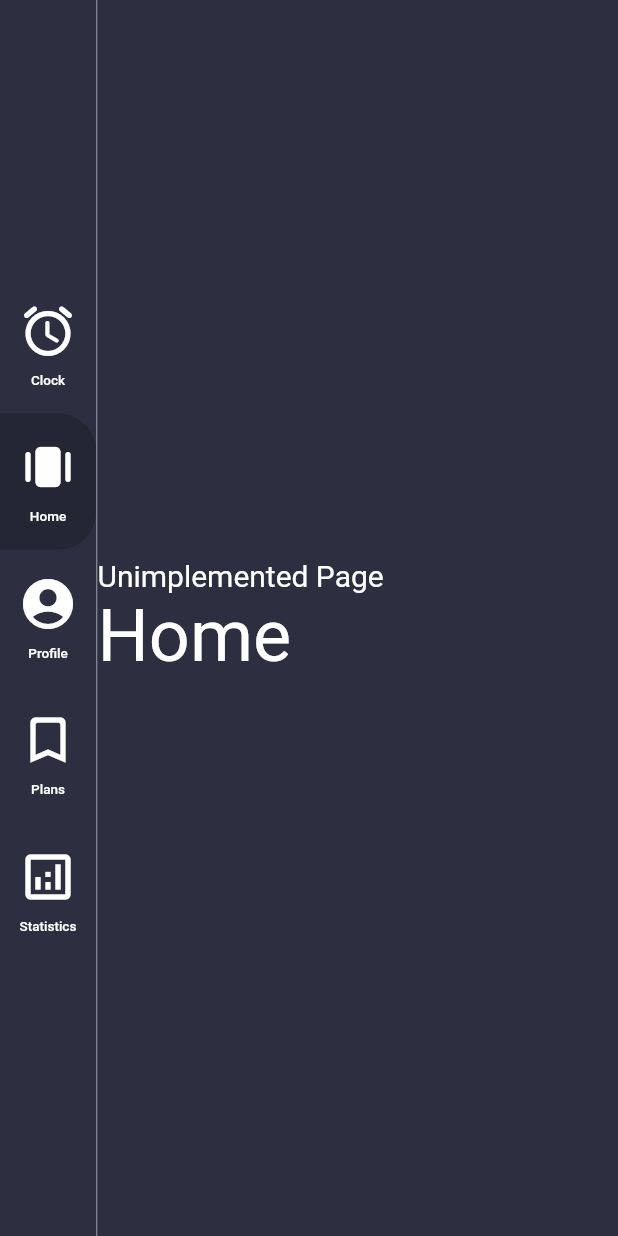
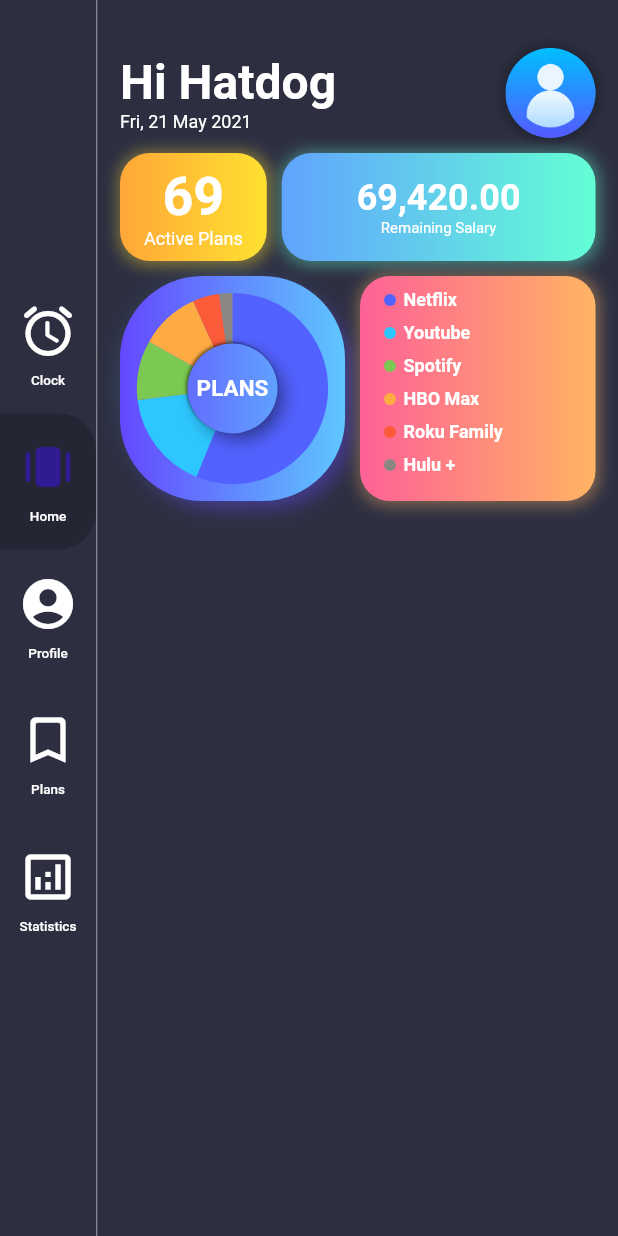
Before and after one commit to EadrianBasila/Sapienta-Flutter, a Flutter app: the screen it shows after launch, after a tap on "Home", on a phone screen of 412 x 824 dp. Run offline on Flutter 3.47's test engine with Material 2 defaults, Android fonts, the phone set to English and light mode, and no system bars; our stand-ins replace flutter_local_notifications, image_picker, sqflite; accounts and stored records are empty.

Commit message:
Dashboard Pie Graph

```diff
--- /dev/null
+++ b/lib/neumorphic_expenses/categories_row.dart
@@ -0,0 +1,55 @@
+import 'package:clock_app/neumorphic_expenses/pie_chart.dart';
+import 'package:flutter/material.dart';
+
+class CategoriesRow extends StatelessWidget {
+  const CategoriesRow({
+    Key key,
+  }) : super(key: key);
+
+  @override
+  Widget build(BuildContext context) {
+    return Expanded(
+        flex: 3,
+        child: Column(
+          mainAxisAlignment: MainAxisAlignment.center,
+          children: <Widget>[
+            for (var category in kCategories)
+              ExpenseCategory(
+                  text: category.name, index: kCategories.indexOf(category))
+          ],
+        ));
+  }
+}
+
+class ExpenseCategory extends StatelessWidget {
+  const ExpenseCategory({
+    Key key,
+    @required this.index,
+    @required this.text,
+  }) : super(key: key);
+
+  final int index;
+  final String text;
+
+  @override
+  Widget build(BuildContext context) {
+    return Padding(
+      padding: const EdgeInsets.only(bottom: 8.0),
+      child: Row(
+        children: <Widget>[
+          Container(
+            width: 8,
+            height: 8,
+            decoration: BoxDecoration(
+              shape: BoxShape.circle,
+              color:
+                  kNeumorphicColors.elementAt(index % kNeumorphicColors.length),
+            ),
+          ),
+          SizedBox(width: 5),
+          Text(text, style: TextStyle(fontSize: 12, color: Colors.white, fontWeight: FontWeight.bold),)
+        ],
+      ),
+    );
+  }
+}
--- /dev/null
+++ b/lib/neumorphic_expenses/monthly_expenses_view.dart
@@ -0,0 +1,38 @@
+import 'package:clock_app/neumorphic_expenses/categories_row.dart';
+import 'package:clock_app/neumorphic_expenses/pie_chart_view.dart';
+import 'package:flutter/material.dart';
+
+class MonthlyExpensesView extends StatefulWidget {
+  @override
+  _MonthlyExpensesViewState createState() => _MonthlyExpensesViewState();
+}
+
+class _MonthlyExpensesViewState extends State<MonthlyExpensesView> {
+  @override
+  Widget build(BuildContext context) {
+    final height = MediaQuery.of(context).size.height;
+    return Scaffold(
+      body: SafeArea(
+          child: Column(
+        children: <Widget>[
+          SizedBox(
+            height: height,
+            child: Padding(
+              padding: EdgeInsets.symmetric(horizontal: 15, vertical: 32),
+              child: Column(
+                crossAxisAlignment: CrossAxisAlignment.start,
+                children: <Widget>[
+                  Expanded(child: Column(
+                    children: <Widget>[
+                      PieChartView(),
+                    ],
+                  )),
+                ],
+              ),
+            ),
+          )
+        ],
+      )),
+    );
+  }
+}
--- /dev/null
+++ b/lib/neumorphic_expenses/pie_chart.dart
@@ -0,0 +1,67 @@
+
+
+import 'package:flutter/material.dart';
+import 'dart:math';
+
+class PieChart extends CustomPainter {
+  PieChart({@required this.categories, @required this.width});
+  final List<Category> categories;
+  final double width;
+
+  @override
+  void paint(Canvas canvas, Size size) {
+    Offset center = Offset(size.width / 2, size.height / 2);
+    double radius = min(size.width / 2, size.height / 2);
+
+    var paint = Paint()
+      ..style = PaintingStyle.stroke
+      ..strokeWidth = width / 2;
+
+    double total = 0;
+    categories.forEach((expense) => total += expense.amount);
+
+    double startRadian = -pi /2;
+
+    for (var index = 0; index < categories.length; index++) {
+      final currentCategory = categories.elementAt(index);
+      final sweepRadian = currentCategory.amount / total * 2 * pi;
+      paint.color = kNeumorphicColors.elementAt(index % categories.length);
+      canvas.drawArc(
+        Rect.fromCircle(center: center, radius:radius),
+        startRadian,sweepRadian,false,paint,
+      );
+      startRadian += sweepRadian;
+    }
+  }
+
+  @override
+  shouldRepaint(CustomPainter oldDelegate) => true;
+}
+
+class Category {
+  Category(this.name, {@required this.amount});
+  final String name;
+  final double amount;
+}
+
+final kCategories = [
+  Category('Netflix', amount: 500.00),
+  Category('Youtube', amount: 150.00),
+  Category('Spotify', amount: 90.00),
+  Category('HBO Max', amount: 90.00),
+  Category('Roku Family', amount: 40.00),
+  Category('Hulu +', amount: 20.00),
+];
+
+final kNeumorphicColors = [
+  Color.fromRGBO(82, 98, 255, 1),
+  Color.fromRGBO(46, 198, 255, 1),
+  Color.fromRGBO(123, 201, 82, 1),
+  Color.fromRGBO(255, 171, 67, 1),
+  Color.fromRGBO(252, 91, 57, 1),
+  Color.fromRGBO(139, 135, 130, 1),
+  Color.fromRGBO(255, 0, 255, 1),
+  Color.fromRGBO(128, 255, 0, 1),
+  Color.fromRGBO(0, 255, 255, 1),
+  Color.fromRGBO(255, 191, 0, 1),
+];
--- /dev/null
+++ b/lib/neumorphic_expenses/pie_chart_view.dart
@@ -0,0 +1,83 @@
+import 'package:clock_app/neumorphic_expenses/pie_chart.dart';
+import 'package:flutter/material.dart';
+import 'package:clock_app/constants/theme_data.dart';
+
+class PieChartView extends StatelessWidget {
+  const PieChartView({
+    Key key,
+  }) : super(key: key);
+
+  @override
+  Widget build(BuildContext context) {
+    return Expanded(
+    flex:4,
+    child: LayoutBuilder(
+      builder: (context,constraint)=> Container(
+        decoration: BoxDecoration(
+          gradient: LinearGradient(
+                            colors: GradientColors.sky,
+                            begin: Alignment.centerLeft,
+                            end: Alignment.centerRight,
+                          ),
+          borderRadius: BorderRadius.all(Radius.circular(55)),
+          boxShadow: [BoxShadow(
+            spreadRadius: -10,
+            blurRadius: 17,
+            offset: Offset(-2,-2),
+            color: GradientColors.sky.last.withOpacity(0.4),
+          ),
+          BoxShadow(
+            spreadRadius: -2,
+            blurRadius: 10,
+            offset: Offset(7,7),
+            color: GradientColors.sky.first.withOpacity(0.4),
+          ),
+          ],
+        ),
+      child: Stack(
+        children: [
+          Center(
+            child: SizedBox(
+              width: constraint.maxWidth* 0.6,
+              child: CustomPaint(
+                child: Center(),
+                foregroundPainter: PieChart(
+                  width: constraint.maxWidth*0.5,
+                  categories: kCategories,
+                ),
+              ),
+            ),
+          ),
+          Center(
+            child: Container(
+              height: constraint.maxWidth * 0.4,
+              decoration: BoxDecoration(
+               gradient: LinearGradient(
+                            colors: GradientColors.sky,
+                            begin: Alignment.centerLeft,
+                            end: Alignment.centerRight,
+                          ),
+              shape: BoxShape.circle,
+              boxShadow: [BoxShadow(
+                blurRadius: 1,
+                offset: Offset(-1,-1),
+                color: Colors.black.withOpacity(0.5),
+              ),
+              BoxShadow(
+                spreadRadius: -2,
+                blurRadius: 10,
+                offset: Offset(5,5),
+                color: Colors.black.withOpacity(0.5),
+              ),
+            ],
+          ),
+            child: Center(
+              child: Text('PLANS', style: TextStyle(fontSize: 15, fontWeight: FontWeight.bold, color: Colors.white),)
+            ),
+          ),)
+        ],
+      ),
+      ),
+    ));
+  }
+}
--- a/lib/views/alarm_page.dart
+++ b/lib/views/alarm_page.dart
@@ -53,7 +53,7 @@ class _AlarmPageState extends State<AlarmPage> {
   @override
   Widget build(BuildContext context) {
     return Container(
-      padding: EdgeInsets.symmetric(horizontal: 32, vertical: 64),
+      padding: EdgeInsets.symmetric(horizontal: 20, vertical: 64),
       child: Column(
         crossAxisAlignment: CrossAxisAlignment.start,
         children: <Widget>[
@@ -80,7 +80,7 @@ class _AlarmPageState extends State<AlarmPage> {
                       var gradientColor = GradientTemplate
                           .gradientTemplate[alarm.gradientColorIndex].colors;
                       return Container(
-                        margin: const EdgeInsets.only(bottom: 32),
+                        margin: const EdgeInsets.only(bottom: 16),
                         padding: const EdgeInsets.symmetric(
                             horizontal: 16, vertical: 8),
                         decoration: BoxDecoration(
@@ -116,7 +116,7 @@ class _AlarmPageState extends State<AlarmPage> {
                                     Text(
                                       alarm.title,
                                       style: TextStyle(
-                                        color: Colors.white,
+                                        color: Colors.white, fontSize: 18
                                       ),
                                     )
                                   ],
@@ -134,7 +134,7 @@ class _AlarmPageState extends State<AlarmPage> {
                                   planTitle,
                                   style: TextStyle(
                                       color: Colors.white,
-                                      fontSize: 14,
+                                      fontSize: 20,
                                       fontWeight: FontWeight.bold),
                                 ),
                                 SizedBox(
@@ -143,7 +143,7 @@ class _AlarmPageState extends State<AlarmPage> {
                                 Text(
                                   'Cost: $planCost',
                                   style: TextStyle(
-                                      color: Colors.white, fontSize: 14),
+                                      color: Colors.white, fontSize: 18),
                                 ),
                               ],
                             ),
@@ -154,7 +154,7 @@ class _AlarmPageState extends State<AlarmPage> {
                                   alarmTime,
                                   style: TextStyle(
                                       color: Colors.white,
-                                      fontSize: 12,
+                                      fontSize: 16,
                                       fontWeight: FontWeight.w700),
                                 ),
                                 IconButton(
@@ -173,7 +173,14 @@ class _AlarmPageState extends State<AlarmPage> {
                         Container(
                           width: double.infinity,
                           decoration: BoxDecoration(
-                            color: CustomColors.clockBG,
+                            boxShadow: [
+                              BoxShadow(
+                                color: CustomColors.menuBackgroundColor.withOpacity(0.9),
+                                blurRadius: 8,
+                                spreadRadius: 4,
+                              ),
+                            ],
+                            color: CustomColors.menuBackgroundColor,
                             borderRadius: BorderRadius.all(Radius.circular(25)),
                           ),
                           child: TextButton(
--- /dev/null
+++ b/lib/views/dash_page.dart
@@ -0,0 +1,204 @@
+import 'dart:io';
+import 'package:clock_app/constants/theme_data.dart';
+import 'package:clock_app/neumorphic_expenses/categories_row.dart';
+import 'package:clock_app/neumorphic_expenses/pie_chart_view.dart';
+import 'package:flutter/material.dart';
+import 'package:intl/intl.dart';
+import 'package:image_picker/image_picker.dart';
+
+class DashPage extends StatefulWidget {
+  @override
+  _DashPageState createState() => _DashPageState();
+}
+
+class _DashPageState extends State<DashPage> {
+  String _planCounts;
+  String _userSalary = '69,420.00';
+  String _userName = 'Hatdog';
+  PickedFile _imageFile;
+
+
+
+
+  @override
+  Widget build(BuildContext context) {
+  var now = DateTime.now();
+  final height = MediaQuery.of(context).size.height;
+  var formattedDate = DateFormat('EEE, d MMM yyyy').format(now);
+    return Container(
+      padding: EdgeInsets.symmetric(horizontal: 15, vertical: 32),
+      child: ListView(
+        children:<Widget> [
+            Row(
+              mainAxisAlignment: MainAxisAlignment.spaceBetween,
+              children: <Widget>[
+                Column(
+                  crossAxisAlignment: CrossAxisAlignment.start,
+                  children: <Widget>[
+                    Text(
+                      'Hi $_userName',
+                      style: TextStyle(
+                          fontWeight: FontWeight.bold,
+                          color: CustomColors.primaryTextColor,
+                          fontSize: 32),
+                    ),
+                    Text(
+                      '$formattedDate',
+                      style: TextStyle(
+                          fontWeight: FontWeight.normal,
+                          color: CustomColors.primaryTextColor,
+                          fontSize: 12),
+                    ),
+                  ],
+                ),
+                Container(
+                  decoration: BoxDecoration(
+                    color: CustomColors.menuBackgroundColor,
+                    shape: BoxShape.circle,
+                    boxShadow: [
+                      BoxShadow(
+                        color: CustomColors.menuBackgroundColor,
+                        blurRadius: 4,
+                        spreadRadius: 4,
+                      ),
+                    ],
+                  ),
+                  child: CircleAvatar(
+                    radius: 30.0,
+                    backgroundImage: _imageFile == null
+                        ? AssetImage('images/profile-default.png')
+                        : FileImage(File(_imageFile.path)),
+                  ),
+                ),
+              ],
+            ),
+            SizedBox(height: 10,), ////////////====================/////////////////
+            IntrinsicHeight(
+              child: Row(
+                mainAxisAlignment: MainAxisAlignment.spaceBetween,
+                crossAxisAlignment: CrossAxisAlignment.stretch,
+                children: <Widget>[
+                   Container(
+                      padding: const EdgeInsets.symmetric(
+                      horizontal: 16, vertical: 8),
+                      decoration: BoxDecoration(
+                        gradient: LinearGradient(
+                          colors: GradientColors.mango,
+                          begin: Alignment.centerLeft,
+                          end: Alignment.centerRight,
+                        ),
+                        boxShadow: [
+                          BoxShadow(
+                            color: GradientColors.mango.last.withOpacity(0.4),
+                            blurRadius: 8,
+                            spreadRadius: 2,
+                            offset: Offset(1, 1),
+                          ),
+                        ],
+                        borderRadius: BorderRadius.all(Radius.circular(20)),
+                      ),
+                      child: Column(
+                        mainAxisAlignment: MainAxisAlignment.center,
+                        children: <Widget>[
+                          Text('69', style: TextStyle(
+                              fontWeight: FontWeight.bold,
+                              color: CustomColors.primaryTextColor,
+                              fontSize: 36),
+                              ),
+                          Text('Active Plans', style: TextStyle(
+                              fontWeight: FontWeight.normal,
+                              color: CustomColors.primaryTextColor,
+                              fontSize: 12),
+                              ),
+                        ],
+                      ),
+                    ),
+                  SizedBox(width: 10,),
+                  Expanded(
+                    flex: 2,
+                    child: Container(
+                      padding: const EdgeInsets.symmetric(
+                      horizontal: 16, vertical: 8),
+                      decoration: BoxDecoration(
+                        gradient: LinearGradient(
+                          colors: GradientColors.sea,
+                          begin: Alignment.centerLeft,
+                          end: Alignment.centerRight,
+                        ),
+                        boxShadow: [
+                          BoxShadow(
+                            color: GradientColors.sea.last.withOpacity(0.4),
+                            blurRadius: 8,
+                            spreadRadius: 2,
+                            offset: Offset(1, 1),
+                          ),
+                        ],
+                        borderRadius: BorderRadius.all(Radius.circular(20)),
+                      ),
+                      child: Column(
+                        mainAxisAlignment: MainAxisAlignment.center,
+                        children: <Widget>[
+                          Text('$_userSalary', style: TextStyle(
+                              fontWeight: FontWeight.bold,
+                              color: CustomColors.primaryTextColor,
+                              fontSize: 24),
+                              ),
+                          Text('Remaining Salary', style: TextStyle(
+                              fontWeight: FontWeight.normal,
+                              color: CustomColors.primaryTextColor,
+                              fontSize: 10),
+                              ),
+                        ],
+                      ),
+                    ),
+                  ),
+                ],
+              ),
+            ),
+            SizedBox(height: 10,),
+            IntrinsicHeight(
+              child: Row(
+                mainAxisAlignment: MainAxisAlignment.spaceBetween,
+                crossAxisAlignment: CrossAxisAlignment.stretch,
+                children: <Widget>[
+                  Container(
+                    height: 150,
+                    width: 150,
+                      child:Expanded(child: Column(
+                    children: <Widget>[
+                      PieChartView(),
+                    ],),)
+                  ),
+                  SizedBox(width: 10,),
+                  Expanded(
+                    flex: 2,
+                    child: Container(
+                      padding: const EdgeInsets.symmetric(
+                      horizontal: 16, vertical: 8),
+                      decoration: BoxDecoration(
+                        gradient: LinearGradient(
+                          colors: GradientColors.sunset,
+                          begin: Alignment.centerLeft,
+                          end: Alignment.centerRight,
+                        ),
+                        boxShadow: [
+                          BoxShadow(
+                            color: GradientColors.sunset.last.withOpacity(0.4),
+                            blurRadius: 8,
+                            spreadRadius: 2,
+                            offset: Offset(1, 1),
+                          ),
+                        ],
+                        borderRadius: BorderRadius.all(Radius.circular(20)),
+                      ),
+                      child: CategoriesRow(),
+                    ),
+                  ),
+                ],
+            )
+          )
+        ]
+      ),
+    );
+  }
+}
--- a/lib/views/homepage.dart
+++ b/lib/views/homepage.dart
@@ -2,9 +2,11 @@ import 'package:clock_app/constants/theme_data.dart';
 import 'package:clock_app/data.dart';
 import 'package:clock_app/enums.dart';
 import 'package:clock_app/models/menu_info.dart';
+import 'package:clock_app/neumorphic_expenses/monthly_expenses_view.dart';
 import 'package:clock_app/views/alarm_page.dart';
 import 'package:clock_app/views/clock_page.dart';
 import 'package:clock_app/views/profile_page.dart';
+import 'package:clock_app/views/dash_page.dart';
 import 'package:flutter/material.dart';
 import 'package:provider/provider.dart';
 
@@ -39,6 +41,10 @@ class _HomePageState extends State<HomePage> {
                   return AlarmPage();
                 else if (value.menuType == MenuType.profile)
                   return ProfilePage();
+                else if (value.menuType == MenuType.home)
+                  return DashPage();
+                else if (value.menuType == MenuType.statistics)
+                  return MonthlyExpensesView();
                 else
                   return Container(
                     child: RichText(
@@ -77,11 +83,12 @@ class _HomePageState extends State<HomePage> {
         return Container(
             decoration: BoxDecoration(
                 color: currentMenuInfo.menuType == value.menuType
-                    ? Color(0xFF242634)
-                    : Colors.transparent,
+                    ? Color(0xFF242634): Colors.transparent,
+
                 borderRadius: BorderRadius.only(
                     topRight: Radius.circular(25),
-                    bottomRight: Radius.circular(25))),
+                    bottomRight: Radius.circular(25)),
+),
             child: TextButton(
               style: TextButton.styleFrom(
                 padding:
@@ -90,15 +97,16 @@ class _HomePageState extends State<HomePage> {
               onPressed: () {
                 var menuInfo = Provider.of<MenuInfo>(context, listen: false);
                 menuInfo.updateMenu(currentMenuInfo);
+
               },
               child: Column(
                 children: <Widget>[
                   Icon(
                     _icons[currentMenuInfo.icon],
-                    color: Colors.white,
+                    color: currentMenuInfo.menuType == value.menuType
+                    ? Colors.deepPurple[900]: Colors.white,
                     size: 40.0,
                   ),
-                  //Image.asset(image, scale: 15.0, fit: BoxFit.contain),
                   SizedBox(height: 8),
                   Text(currentMenuInfo.title ?? '',
                       style: TextStyle(color: Colors.white, fontSize: 9)),
--- a/lib/views/profile_page.dart
+++ b/lib/views/profile_page.dart
@@ -31,9 +31,10 @@ class _ProfilePageState extends State<ProfilePage> {
               shape: BoxShape.circle,
               boxShadow: [
                 BoxShadow(
-                  color: CustomColors.menuBackgroundColor.withOpacity(0.9),
+                  color: CustomColors.menuBackgroundColor,
                   blurRadius: 8,
                   spreadRadius: 2,
+                  offset: Offset(1,1)
                 ),
               ],
             ),
@@ -183,8 +184,8 @@ class _ProfilePageState extends State<ProfilePage> {
           BoxShadow(
             color: CustomColors.menuBackgroundColor.withOpacity(0.9),
             blurRadius: 8,
-            spreadRadius: 1,
-            offset: Offset(4, 4),
+            spreadRadius: 2,
+            offset: Offset(1,1),
           ),
         ],
         borderRadius: BorderRadius.all(Radius.circular(30)),
@@ -233,8 +234,8 @@ class _ProfilePageState extends State<ProfilePage> {
           BoxShadow(
             color: CustomColors.menuBackgroundColor.withOpacity(0.9),
             blurRadius: 8,
-            spreadRadius: 1,
-            offset: Offset(4, 4),
+            spreadRadius: 2,
+            offset: Offset(1,1),
           ),
         ],
         borderRadius: BorderRadius.all(Radius.circular(30)),
@@ -281,8 +282,8 @@ class _ProfilePageState extends State<ProfilePage> {
           BoxShadow(
             color: CustomColors.menuBackgroundColor.withOpacity(0.9),
             blurRadius: 8,
-            spreadRadius: 1,
-            offset: Offset(4, 4),
+            spreadRadius: 2,
+            offset: Offset(1,1),
           ),
         ],
         borderRadius: BorderRadius.all(Radius.circular(30)),
@@ -329,8 +330,8 @@ class _ProfilePageState extends State<ProfilePage> {
           BoxShadow(
             color: CustomColors.menuBackgroundColor.withOpacity(0.9),
             blurRadius: 8,
-            spreadRadius: 1,
-            offset: Offset(4, 4),
+            spreadRadius: 2,
+            offset: Offset(1,1,)
           ),
         ],
         borderRadius: BorderRadius.all(Radius.circular(30)),
@@ -377,8 +378,8 @@ class _ProfilePageState extends State<ProfilePage> {
           BoxShadow(
             color: CustomColors.menuBackgroundColor.withOpacity(0.9),
             blurRadius: 8,
-            spreadRadius: 1,
-            offset: Offset(4, 4),
+            spreadRadius: 2,
+            offset: Offset(1,1),
           ),
         ],
         borderRadius: BorderRadius.all(Radius.circular(30)),
@@ -419,7 +420,7 @@ class _ProfilePageState extends State<ProfilePage> {
   @override
   Widget build(BuildContext context) {
     return ListView(
-        padding: EdgeInsets.symmetric(horizontal: 32, vertical: 64),
+        padding: EdgeInsets.symmetric(horizontal: 15, vertical: 42),
         children: <Widget>[
           Expanded(
             child: Form(
@@ -460,7 +461,7 @@ class _ProfilePageState extends State<ProfilePage> {
                       )
                     ],
                   ),
-                  SizedBox(height: 10.0),
+                  SizedBox(height: 20.0),
                   _buildUsername(),
                   _buildAge(),
                   _buildAddress(),
@@ -489,13 +490,13 @@ class _ProfilePageState extends State<ProfilePage> {
                         style: ElevatedButton.styleFrom(
                             padding: EdgeInsets.symmetric(
                                 horizontal: 20, vertical: 15),
-                            primary: Colors.orange[700],
+                            primary: Colors.deepPurple[900],
                             onPrimary: Colors.white,
                             shape: RoundedRectangleBorder(
                               borderRadius: BorderRadius.circular(30.0),
                             )),
                       ),
-                      SizedBox(width: 20),
+                      SizedBox(width: 10),
                       Text(
                         'On-Premise DB',
                         style: TextStyle(
```
